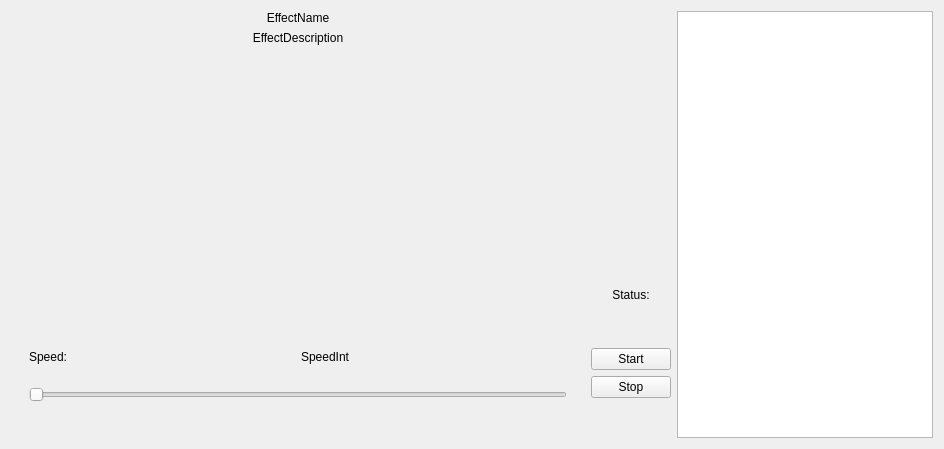
First picture: the form in OpenRGBEffectPage.ui, repository DLdota/OpenRGBEffectsPlugin, before the edit.
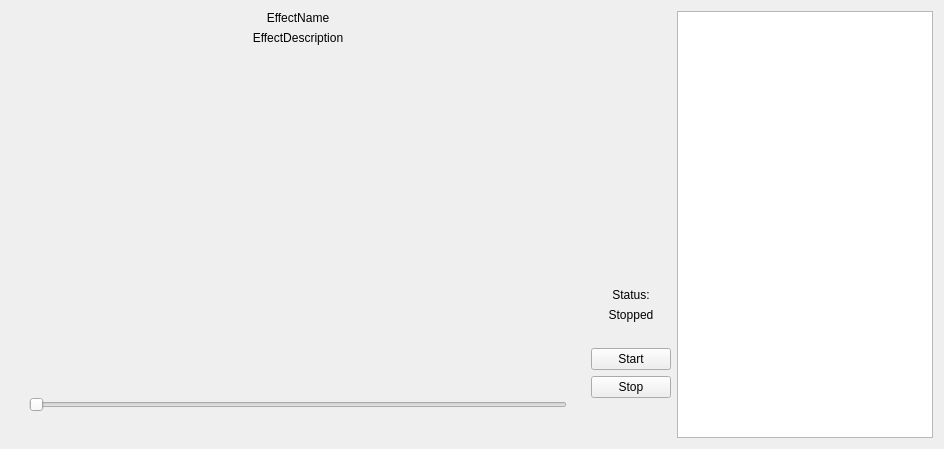
Second picture: the form after the edit.

Commit message: Add some extra functions to the effect class

Diff of the .ui file:
```diff
--- a/OpenRGBEffectPage.ui
+++ b/OpenRGBEffectPage.ui
@@ -75,7 +75,7 @@
      <item>
       <widget class="QLabel" name="RunningStatus">
        <property name="text">
-        <string/>
+        <string>Stopped</string>
        </property>
        <property name="alignment">
         <set>Qt::AlignCenter</set>
@@ -177,33 +177,7 @@
          <property name="sizeConstraint">
           <enum>QLayout::SetDefaultConstraint</enum>
          </property>
-         <item row="0" column="1">
-          <widget class="QLabel" name="SpeedInt">
-           <property name="minimumSize">
-            <size>
-             <width>0</width>
-             <height>10</height>
-            </size>
-           </property>
-           <property name="text">
-            <string>SpeedInt</string>
-           </property>
-          </widget>
-         </item>
-         <item row="0" column="0">
-          <widget class="QLabel" name="WhatItBe">
-           <property name="minimumSize">
-            <size>
-             <width>0</width>
-             <height>10</height>
-            </size>
-           </property>
-           <property name="text">
-            <string>Speed:</string>
-           </property>
-          </widget>
-         </item>
-         <item row="1" column="0" colspan="2">
+         <item row="0" column="0" colspan="2">
           <widget class="QSlider" name="SpeedSlider">
            <property name="enabled">
             <bool>true</bool>
@@ -217,7 +191,7 @@
            <property name="minimumSize">
             <size>
              <width>0</width>
-             <height>50</height>
+             <height>30</height>
             </size>
            </property>
            <property name="orientation">
```
Left out of the diff: 24 changed lines with no effect on the pictures. The commit also changes 5 other files.
